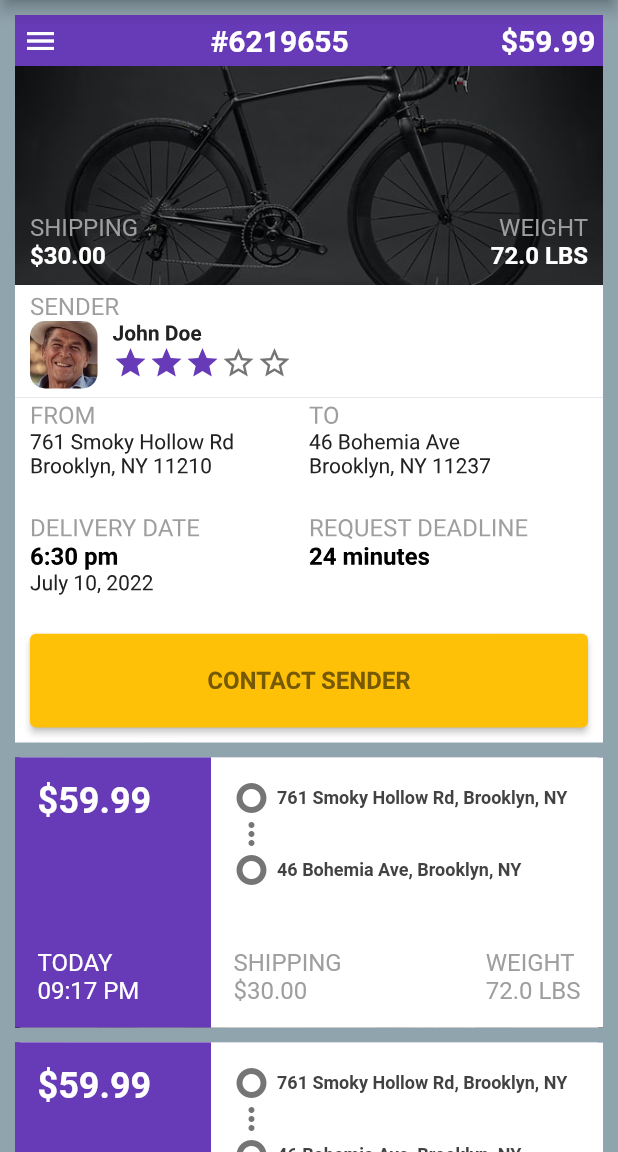
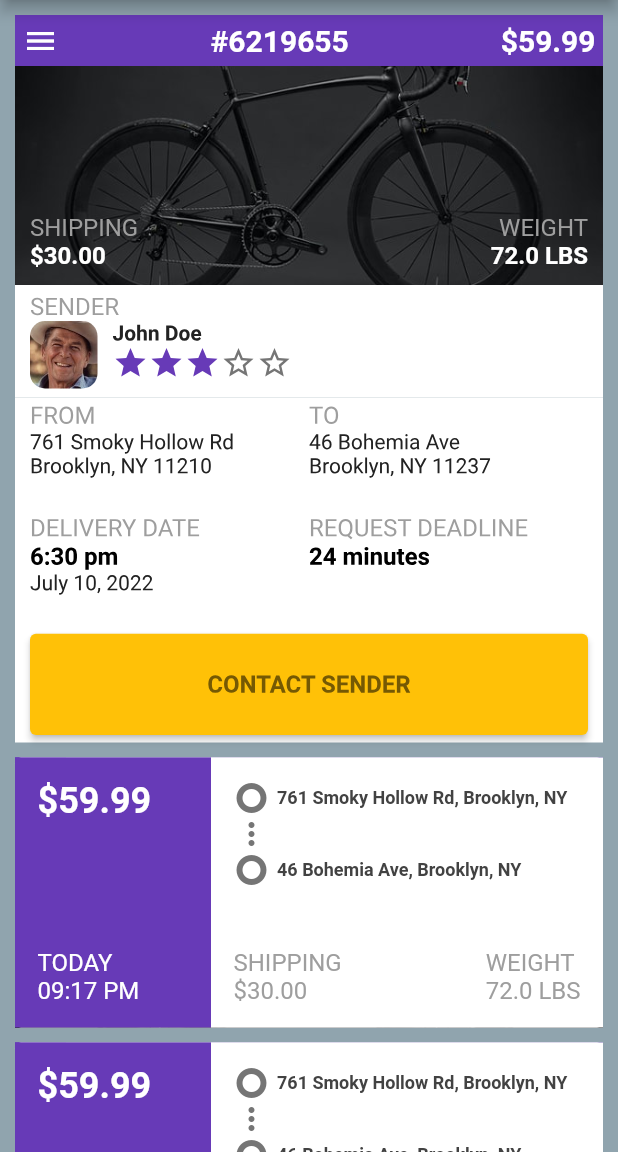
Before and after one commit to LCmaster/flutter_animated_orders_list, a Flutter app: the screen it shows after launch, after a tap on an icon or button, on a phone screen of 412 x 824 dp, the part 84-1236 px from its top. Run offline on Flutter 3.47's test engine with Material 2 defaults, Android fonts, the phone set to English and light mode, and no system bars.

Commit message:
Cleaning and improving.

```diff
--- a/lib/main.dart
+++ b/lib/main.dart
@@ -6,7 +6,6 @@ import 'package:flutter_animated_orders_list/models/order.dart';
 import 'package:flutter_animated_orders_list/models/product.dart';
 import 'package:flutter_animated_orders_list/models/user.dart';
 import 'package:flutter_animated_orders_list/widgets/order_list.dart';
-
 void main() {
   runApp(MyApp());
 }
--- /dev/null
+++ b/lib/widgets/animated_folding_widget.dart
@@ -0,0 +1,57 @@
+import 'dart:math';
+
+import 'package:flutter/material.dart';
+
+class AnimatedFoldingWidget extends StatelessWidget {
+  final Animation animation;
+  final Widget? behind;
+  final Widget? front;
+  final Widget? next;
+
+  const AnimatedFoldingWidget({
+    Key? key,
+    required this.animation,
+    this.behind,
+    this.front,
+    this.next,
+  }) : super(key: key);
+
+  @override
+  Widget build(BuildContext context) {
+    return AnimatedBuilder(
+      builder: (context, child) {
+        return Column(
+          children: [
+            Stack(
+              alignment: Alignment.bottomCenter,
+              children: [
+                behind!,
+                Visibility(
+                  visible: animation.value < 0.5,
+                  child: Transform(
+                    transform: Matrix4.identity()
+                      ..setEntry(3, 2, 0.001)
+                      ..rotateX(pi * animation.value),
+                    alignment: FractionalOffset.bottomCenter,
+                    child: front!,
+                  ),
+                ),
+              ],
+            ),
+            Visibility(
+              visible: next != null && animation.value >= 0.5,
+              child: Transform(
+                transform: Matrix4.identity()
+                  ..setEntry(3, 2, 0.001)
+                  ..rotateX(pi + pi * animation.value),
+                alignment: FractionalOffset.topCenter,
+                child: next,
+              ),
+            ),
+          ],
+        );
+      },
+      animation: animation,
+    );
+  }
+}
--- a/lib/widgets/order_entry.dart
+++ b/lib/widgets/order_entry.dart
@@ -1,7 +1,6 @@
 import 'package:flutter/material.dart';
 import 'package:flutter_animated_orders_list/models/order.dart';
-import 'package:flutter_animated_orders_list/widgets/folding_widget.dart';
-import 'package:flutter_animated_orders_list/widgets/order_entry_footer.dart';
+import 'package:flutter_animated_orders_list/widgets/animated_folding_widget.dart';
 import 'package:flutter_animated_orders_list/widgets/order_entry_header.dart';
 import 'package:flutter_animated_orders_list/widgets/order_entry_section.dart';
 import 'package:flutter_animated_orders_list/widgets/order_entry_summary.dart';
@@ -27,8 +26,10 @@ class _OrderEntryState extends State<OrderEntry>
   @override
   void initState() {
     super.initState();
-    _controller = AnimationController(vsync: this, duration: duration)
-      ..addListener(() => setState(() {}));
+    _controller = AnimationController(vsync: this, duration: duration);
+    _controller.addListener(() {
+      setState(() {});
+    });
   }
 
   @override
@@ -46,7 +47,7 @@ class _OrderEntryState extends State<OrderEntry>
   }
 
   Widget _senderSection() {
-    return ListItemDetailsSectionRow(
+    return OrderEntrySectionRow(
       height: 75,
       padding:
           const EdgeInsets.only(top: 5.0, bottom: 2.5, left: 10.0, right: 10.0),
@@ -95,7 +96,7 @@ class _OrderEntryState extends State<OrderEntry>
   }
 
   Widget _addressSection() {
-    return ListItemDetailsSectionRow(
+    return OrderEntrySectionRow(
       height: 75,
       padding: const EdgeInsets.symmetric(horizontal: 10.0, vertical: 2.5),
       children: [
@@ -126,7 +127,7 @@ class _OrderEntryState extends State<OrderEntry>
   }
 
   Widget _deliverySection() {
-    return const ListItemDetailsSectionRow(
+    return const OrderEntrySectionRow(
       height: 80,
       padding: EdgeInsets.symmetric(horizontal: 10.0, vertical: 2.5),
       children: [
@@ -161,19 +162,47 @@ class _OrderEntryState extends State<OrderEntry>
     );
   }
 
+  Widget _messageSection() {
+    return Container(
+      height: 75,
+      width: double.infinity,
+      color: Colors.white,
+      child: Padding(
+        padding: const EdgeInsets.only(
+            top: 2.5, bottom: 5.0, left: 10.0, right: 10.0),
+        child: ElevatedButton(
+          onPressed: () {},
+          style: ElevatedButton.styleFrom(
+            primary: Colors.amber,
+          ),
+          child: Text(
+            'Contact Sender'.toUpperCase(),
+            style: const TextStyle(
+              fontWeight: FontWeight.bold,
+              fontSize: 16.0,
+              color: Colors.black54,
+            ),
+          ),
+        ),
+      ),
+    );
+  }
+
   @override
   Widget build(BuildContext context) {
     return GestureDetector(
       onTap: _toggleAnimation,
-      child: FoldingWidget(
-        _controller,
-        const Interval(
+      child: AnimatedFoldingWidget(
+        animation: Tween(begin: 0.0, end: 1.0).animate(
+          CurvedAnimation(
+            parent: _controller,
+            curve: const Interval(
               0.0,
               1 / 3,
               curve: Curves.easeInOut,
             ),
-        width: double.infinity,
-        height: 180,
+          ),
+        ),
         behind: OrderEntryHeader(
           height: 180,
           order: widget.order,
@@ -184,35 +213,39 @@ class _OrderEntryState extends State<OrderEntry>
         next: Column(
           children: [
             _senderSection(),
-            FoldingWidget(
-              _controller,
-              const Interval(
+            AnimatedFoldingWidget(
+              animation: Tween(begin: 0.0, end: 1.0).animate(
+                CurvedAnimation(
+                  parent: _controller,
+                  curve: const Interval(
                     1 / 3,
                     1 / 3 * 2,
                     curve: Curves.easeInOut,
                   ),
-              width: double.infinity,
-              height: 180,
+                ),
+              ),
               behind: _addressSection(),
               front: Container(
                 height: 75,
                 color: Colors.white,
               ),
-              next: FoldingWidget(
-                _controller,
-                const Interval(
+              next: AnimatedFoldingWidget(
+                animation: Tween(begin: 0.0, end: 1.0).animate(
+                  CurvedAnimation(
+                    parent: _controller,
+                    curve: const Interval(
                       1 / 3 * 2,
                       1.0,
                       curve: Curves.easeInOut,
                     ),
-                width: double.infinity,
-                height: 75,
+                  ),
+                ),
                 behind: _deliverySection(),
                 front: Container(
                   height: 75,
                   color: Colors.white,
                 ),
-                next: const OrderEntryFooter(),
+                next: _messageSection(),
               ),
             ),
           ],
--- a/lib/widgets/order_entry_section.dart
+++ b/lib/widgets/order_entry_section.dart
@@ -1,5 +1,4 @@
 import 'package:flutter/material.dart';
-import 'package:flutter_animated_orders_list/models/order.dart';
 
 class OrderEntrySection extends StatelessWidget {
   final String title;
@@ -32,12 +31,12 @@ class OrderEntrySection extends StatelessWidget {
   }
 }
 
-class ListItemDetailsSectionRow extends StatelessWidget {
+class OrderEntrySectionRow extends StatelessWidget {
   final double height;
   final EdgeInsets padding;
   final List<Widget> children;
 
-  const ListItemDetailsSectionRow({
+  const OrderEntrySectionRow({
     Key? key,
     required this.height,
     required this.children,
```
Also changed, not shown: lib/widgets/order_entry_footer.dart (line endings or trailing spaces), lib/widgets/order_entry_header.dart (line endings or trailing spaces), lib/widgets/order_entry_summary.dart (line endings or trailing spaces). Lines whose indentation alone changed are shown as unchanged.
